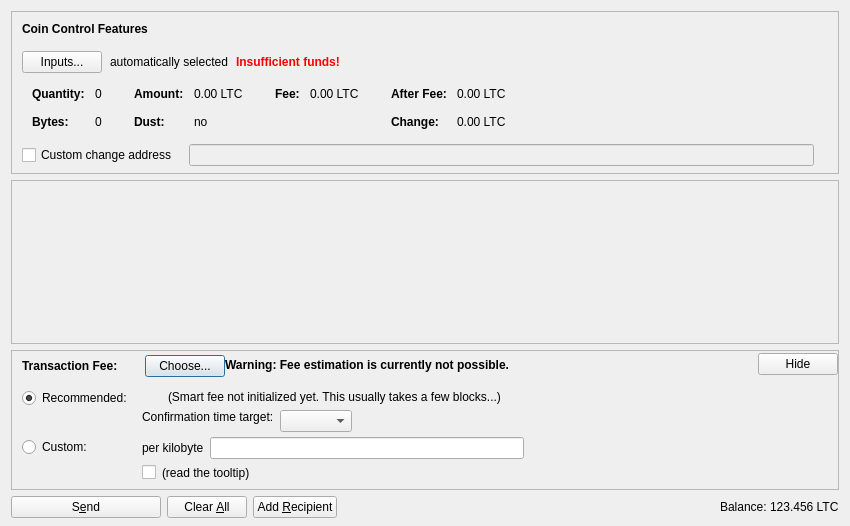
minblock/telnetcoin, file src/qt/forms/sendcoinsdialog.ui: the form before one commit.
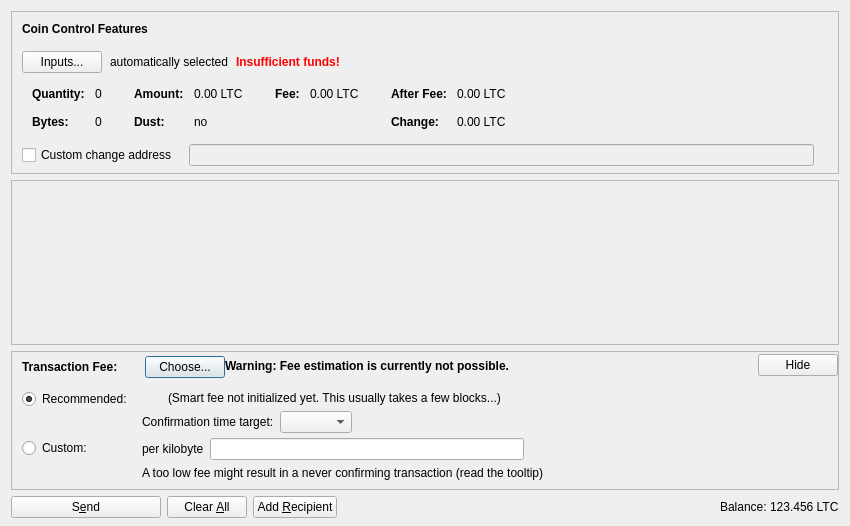
The form after the commit. Icons and pictures are not drawn. Custom widgets are drawn as their Qt base class.

The edit to the form file:
```diff
--- a/src/qt/forms/sendcoinsdialog.ui
+++ b/src/qt/forms/sendcoinsdialog.ui
@@ -876,17 +876,7 @@
                <item>
                 <layout class="QHBoxLayout" name="horizontalLayoutFee8">
                  <item>
-                  <widget class="QCheckBox" name="checkBoxMinimumFee">
-                   <property name="toolTip">
-                    <string>Paying only the minimum fee is just fine as long as there is less transaction volume than space in the blocks. But be aware that this can end up in a never confirming transaction once there is more demand for telnetcoin transactions than the network can process.</string>
-                   </property>
-                   <property name="text">
-                    <string/>
-                   </property>
-                  </widget>
-                 </item>
-                 <item>
-                  <widget class="QLabel" name="labelMinFeeWarning">
+                  <widget class="QLabel" name="labelCustomFeeWarning">
                    <property name="enabled">
                     <bool>true</bool>
                    </property>
@@ -894,10 +884,7 @@
                     <string>Paying only the minimum fee is just fine as long as there is less transaction volume than space in the blocks. But be aware that this can end up in a never confirming transaction once there is more demand for telnetcoin transactions than the network can process.</string>
                    </property>
                    <property name="text">
-                    <string>(read the tooltip)</string>
-                   </property>
-                   <property name="margin">
-                    <number>5</number>
+                    <string>A too low fee might result in a never confirming transaction (read the tooltip)</string>
                    </property>
                   </widget>
                  </item>
@@ -990,9 +977,6 @@
                    <property name="text">
                     <string/>
                    </property>
-                   <property name="margin">
-                    <number>2</number>
-                   </property>
                   </widget>
                  </item>
                  <item>
@@ -1007,9 +991,6 @@
                    <property name="text">
                     <string>(Smart fee not initialized yet. This usually takes a few blocks...)</string>
                    </property>
-                   <property name="margin">
-                    <number>2</number>
-                   </property>
                   </widget>
                  </item>
                  <item>
@@ -1036,24 +1017,8 @@
                      <property name="text">
                       <string>Confirmation time target:</string>
                      </property>
-                     <property name="margin">
-                      <number>2</number>
-                     </property>
                     </widget>
                    </item>
-                   <item>
-                    <spacer name="verticalSpacer_3">
-                     <property name="orientation">
-                      <enum>Qt::Vertical</enum>
-                     </property>
-                     <property name="sizeHint" stdset="0">
-                      <size>
-                       <width>1</width>
-                       <height>1</height>
-                      </size>
-                     </property>
-                    </spacer>
-                   </item>
                   </layout>
                  </item>
                  <item>
```
Left out of the diff: 6 changed lines with no effect on the pictures.
